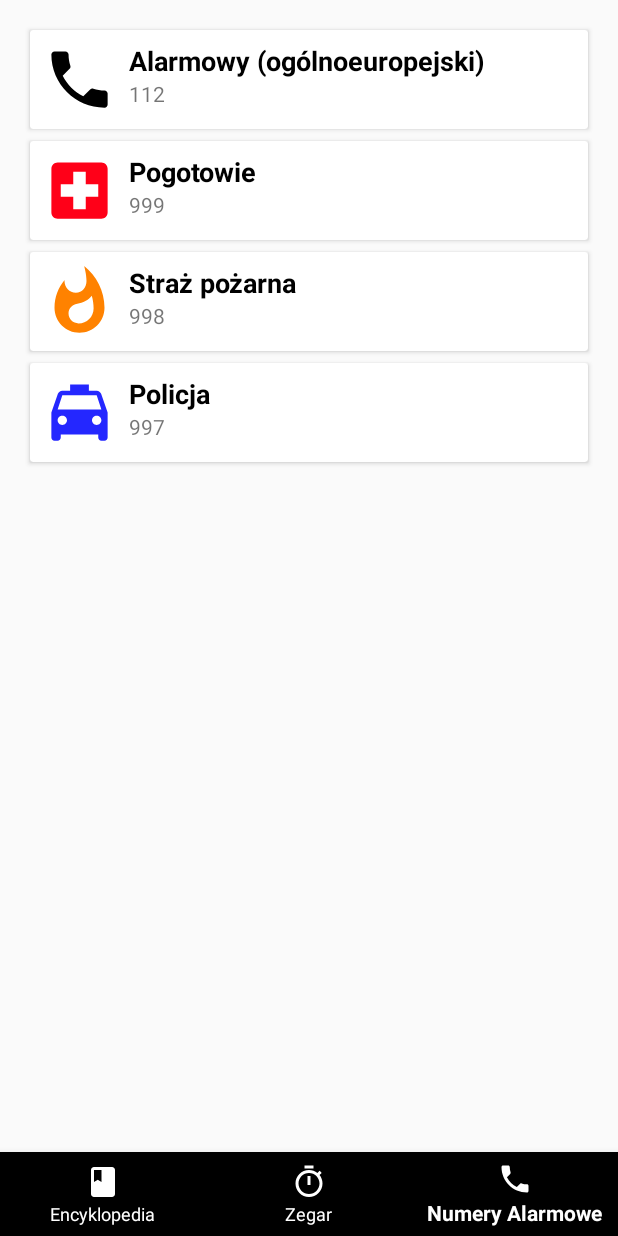
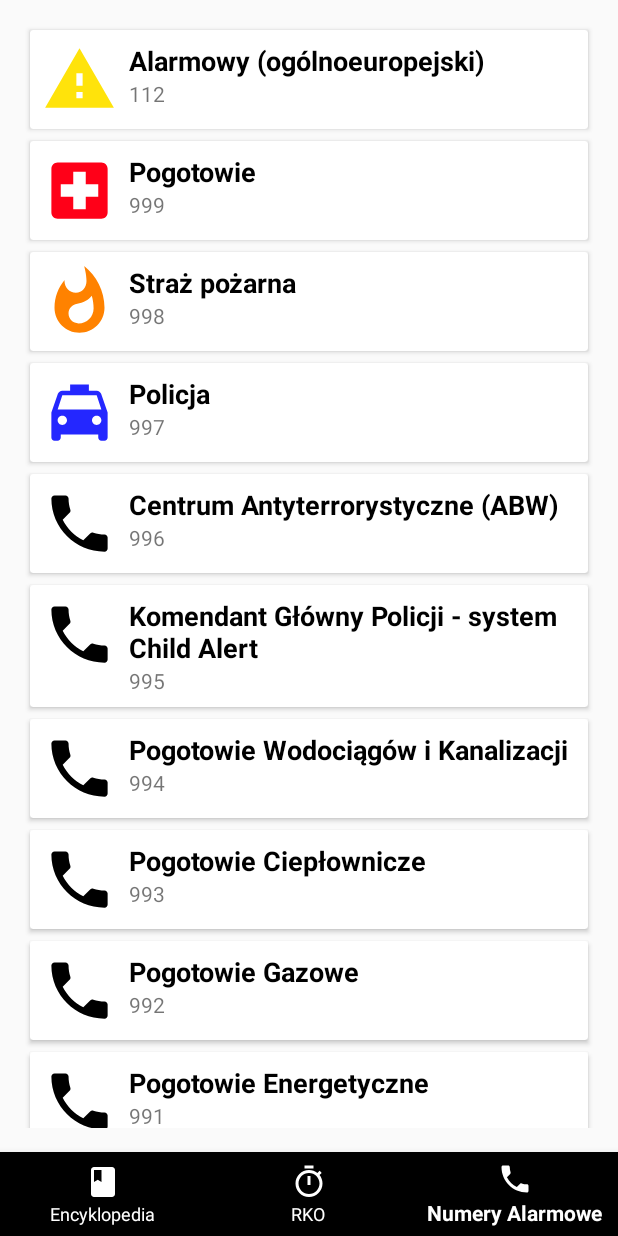
Before and after one commit to chrispysz/First-Aid-Encyclopedia, an Android app: the screen it shows after launch (MainActivity), item 3 of the bottom bar chosen, on a phone screen of 412 x 824 dp. Run offline under Robolectric (Android 15) with nearby library versions, the phone set to English and light mode, and no system bars; our stand-ins replace Firebase (no records; nobody signed in at launch, a user with empty details on screens opened directly); libraries missing offline, so code that uses them is left out: net.theluckycoder.expandablecardview.

Commit message:
Some final touches

```diff
--- a/app/src/main/java/com/example/fae/PhoneFragment.kt
+++ b/app/src/main/java/com/example/fae/PhoneFragment.kt
@@ -64,10 +64,36 @@ class PhoneFragment : Fragment() {
 
     private fun setUpDummyData() {
         val list: ArrayList<ExampleNumber> = ArrayList()
-        list.add(ExampleNumber("Alarmowy (ogólnoeuropejski)","112", R.drawable.ic_local_phone_black_24dp))
-        list.add(ExampleNumber("Pogotowie","999", R.drawable.ic_local_hospital_black_24dp))
-        list.add(ExampleNumber("Straż pożarna","998", R.drawable.ic_whatshot_black_24dp))
-        list.add(ExampleNumber("Policja","997", R.drawable.ic_local_taxi_black_24dp))
+        list.add(ExampleNumber("Alarmowy (ogólnoeuropejski)","112"
+            , R.drawable.ic_warning_black_24dp))
+        list.add(ExampleNumber("Pogotowie","999"
+            , R.drawable.ic_local_hospital_black_24dp))
+        list.add(ExampleNumber("Straż pożarna","998"
+            , R.drawable.ic_whatshot_black_24dp))
+        list.add(ExampleNumber("Policja","997"
+            , R.drawable.ic_local_taxi_black_24dp))
+        list.add(ExampleNumber("Centrum Antyterrorystyczne (ABW)","996"
+            , R.drawable.ic_local_phone_black_24dp))
+        list.add(ExampleNumber("Komendant Główny Policji - system Child Alert","995"
+            , R.drawable.ic_local_phone_black_24dp))
+        list.add(ExampleNumber("Pogotowie Wodociągów i Kanalizacji","994"
+            , R.drawable.ic_local_phone_black_24dp))
+        list.add(ExampleNumber("Pogotowie Ciepłownicze","993"
+            , R.drawable.ic_local_phone_black_24dp))
+        list.add(ExampleNumber("Pogotowie Gazowe","992"
+            , R.drawable.ic_local_phone_black_24dp))
+        list.add(ExampleNumber("Pogotowie Energetyczne","991"
+            , R.drawable.ic_local_phone_black_24dp))
+        list.add(ExampleNumber("numer informacyjno-koordynacyjny na potrzeby centrum zarządzania kryzysowego","987"
+            , R.drawable.ic_local_phone_black_24dp))
+        list.add(ExampleNumber("Straż Miejska","986"
+            , R.drawable.ic_local_phone_black_24dp))
+        list.add(ExampleNumber("Ratownictwo morskie i górskie (WOPR, GOPR i TOPR)","985"
+            , R.drawable.ic_local_phone_black_24dp))
+        list.add(ExampleNumber("Pogotowie Rzeczne (MOPR)","984"
+            , R.drawable.ic_local_phone_black_24dp))
+        list.add(ExampleNumber("Pogotowie Drogowe","981"
+            , R.drawable.ic_local_phone_black_24dp))
 
         adapter.addItems(list)
     }
--- /dev/null
+++ b/app/src/main/res/drawable/ic_warning_black_24dp.xml
@@ -0,0 +1,5 @@
+<vector android:height="24dp" android:tint="#FFE30B"
+    android:viewportHeight="24.0" android:viewportWidth="24.0"
+    android:width="24dp" xmlns:android="http://schemas.android.com/apk/res/android">
+    <path android:fillColor="#FF000000" android:pathData="M1,21h22L12,2 1,21zM13,18h-2v-2h2v2zM13,14h-2v-4h2v4z"/>
+</vector>
--- a/app/src/main/res/values/strings.xml
+++ b/app/src/main/res/values/strings.xml
@@ -1,12 +1,10 @@
 <resources>
-    <string name="app_name">FAE</string>
+    <string name="app_name">Pierwsza Pomoc</string>
     <string name="encyklopedia">Encyklopedia</string>
-    <string name="zegar">Zegar</string>
+    <string name="zegar">RKO</string>
     <string name="phone">Numery Alarmowe</string>
     <string name="timer_bar">Resuscytacja</string>
     <string name="chest">Uciski</string>
     <string name="breath">Oddechy</string>
 
-    <!-- TODO: Remove or change this placeholder text -->
-    <string name="hello_blank_fragment">Hello blank fragment</string>
 </resources>
```
